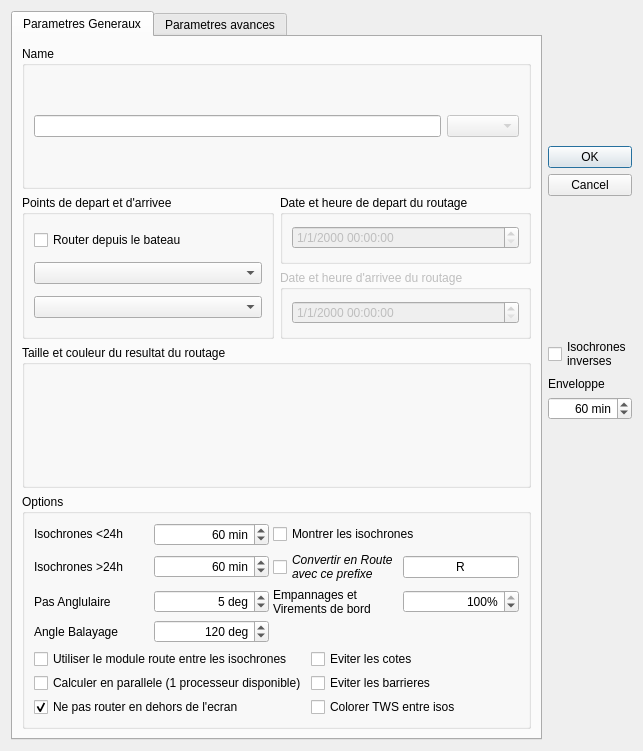
Qt form src/Ui/Routage_Editor.ui (nohal/qtVlm) before a commit.
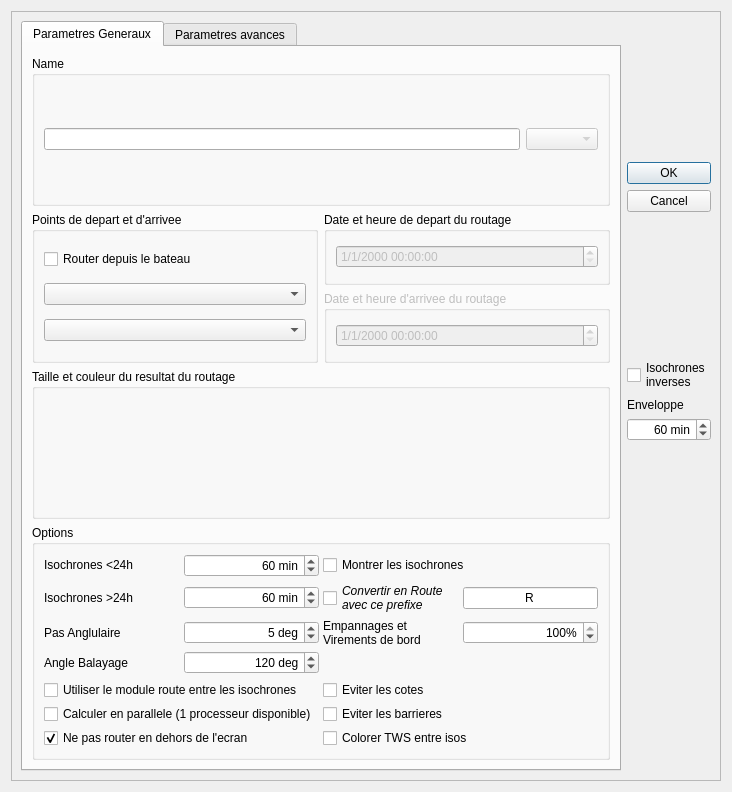
The same form after that commit.

Commit message: Make sure dialogs size do not exceed screen size and add scrollbars to routage and route editor if needed

```diff
--- a/src/Ui/Routage_Editor.ui
+++ b/src/Ui/Routage_Editor.ui
@@ -6,8 +6,8 @@
    <rect>
     <x>0</x>
     <y>0</y>
-    <width>643</width>
-    <height>662</height>
+    <width>732</width>
+    <height>792</height>
    </rect>
   </property>
   <property name="sizePolicy">
@@ -31,81 +31,23 @@
   <property name="windowTitle">
    <string notr="true">Route Parameters</string>
   </property>
-  <layout class="QGridLayout" name="gridLayout_3">
-   <item row="0" column="1">
-    <layout class="QVBoxLayout" name="verticalLayout">
+  <layout class="QHBoxLayout" name="horizontalLayout_10">
      <item>
-      <widget class="QDialogButtonBox" name="buttonBox">
-       <property name="sizePolicy">
-        <sizepolicy hsizetype="Preferred" vsizetype="Minimum">
-         <horstretch>0</horstretch>
-         <verstretch>0</verstretch>
-        </sizepolicy>
-       </property>
-       <property name="orientation">
-        <enum>Qt::Vertical</enum>
-       </property>
-       <property name="standardButtons">
-        <set>QDialogButtonBox::Cancel|QDialogButtonBox::Ok</set>
-       </property>
-       <property name="centerButtons">
+    <widget class="QScrollArea" name="scrollArea">
+     <property name="widgetResizable">
         <bool>true</bool>
        </property>
-      </widget>
-     </item>
-     <item>
-      <widget class="QCheckBox" name="i_iso">
-       <property name="text">
-        <string>Isochrones
-inverses</string>
-       </property>
-      </widget>
-     </item>
+     <widget class="QWidget" name="scrollAreaWidgetContents">
+      <property name="geometry">
+       <rect>
+        <x>0</x>
+        <y>0</y>
+        <width>687</width>
+        <height>792</height>
+       </rect>
+      </property>
+      <layout class="QHBoxLayout" name="horizontalLayout_9">
      <item>
-      <widget class="QLabel" name="label_12">
-       <property name="text">
-        <string>Enveloppe</string>
-       </property>
-      </widget>
-     </item>
-     <item>
-      <widget class="QSpinBox" name="isoRoute">
-       <property name="alignment">
-        <set>Qt::AlignRight|Qt::AlignTrailing|Qt::AlignVCenter</set>
-       </property>
-       <property name="suffix">
-        <string> min</string>
-       </property>
-       <property name="minimum">
-        <number>1</number>
-       </property>
-       <property name="maximum">
-        <number>99999</number>
-       </property>
-       <property name="singleStep">
-        <number>5</number>
-       </property>
-       <property name="value">
-        <number>60</number>
-       </property>
-      </widget>
-     </item>
-     <item>
-      <spacer name="verticalSpacer">
-       <property name="orientation">
-        <enum>Qt::Vertical</enum>
-       </property>
-       <property name="sizeHint" stdset="0">
-        <size>
-         <width>20</width>
-         <height>40</height>
-        </size>
-       </property>
-      </spacer>
-     </item>
-    </layout>
-   </item>
-   <item row="0" column="0">
     <widget class="QTabWidget" name="tabWidget">
      <property name="currentIndex">
       <number>0</number>
@@ -1238,6 +1180,83 @@
             <size>
              <width>40</width>
              <height>20</height>
+                </size>
+               </property>
+              </spacer>
+             </item>
+            </layout>
+           </item>
+          </layout>
+         </widget>
+        </widget>
+       </item>
+       <item>
+        <layout class="QVBoxLayout" name="verticalLayout">
+         <item>
+          <widget class="QDialogButtonBox" name="buttonBox">
+           <property name="sizePolicy">
+            <sizepolicy hsizetype="Preferred" vsizetype="Minimum">
+             <horstretch>0</horstretch>
+             <verstretch>0</verstretch>
+            </sizepolicy>
+           </property>
+           <property name="orientation">
+            <enum>Qt::Vertical</enum>
+           </property>
+           <property name="standardButtons">
+            <set>QDialogButtonBox::Cancel|QDialogButtonBox::Ok</set>
+           </property>
+           <property name="centerButtons">
+            <bool>true</bool>
+           </property>
+          </widget>
+         </item>
+         <item>
+          <widget class="QCheckBox" name="i_iso">
+           <property name="text">
+            <string>Isochrones
+inverses</string>
+           </property>
+          </widget>
+         </item>
+         <item>
+          <widget class="QLabel" name="label_12">
+           <property name="text">
+            <string>Enveloppe</string>
+           </property>
+          </widget>
+         </item>
+         <item>
+          <widget class="QSpinBox" name="isoRoute">
+           <property name="alignment">
+            <set>Qt::AlignRight|Qt::AlignTrailing|Qt::AlignVCenter</set>
+           </property>
+           <property name="suffix">
+            <string> min</string>
+           </property>
+           <property name="minimum">
+            <number>1</number>
+           </property>
+           <property name="maximum">
+            <number>99999</number>
+           </property>
+           <property name="singleStep">
+            <number>5</number>
+           </property>
+           <property name="value">
+            <number>60</number>
+           </property>
+          </widget>
+         </item>
+         <item>
+          <spacer name="verticalSpacer">
+           <property name="orientation">
+            <enum>Qt::Vertical</enum>
+           </property>
+           <property name="sizeHint" stdset="0">
+            <size>
+             <width>20</width>
+             <height>40</height>
             </size>
            </property>
           </spacer>
```
Lines whose indentation alone changed are shown as unchanged. The commit also changes 2 other files.
